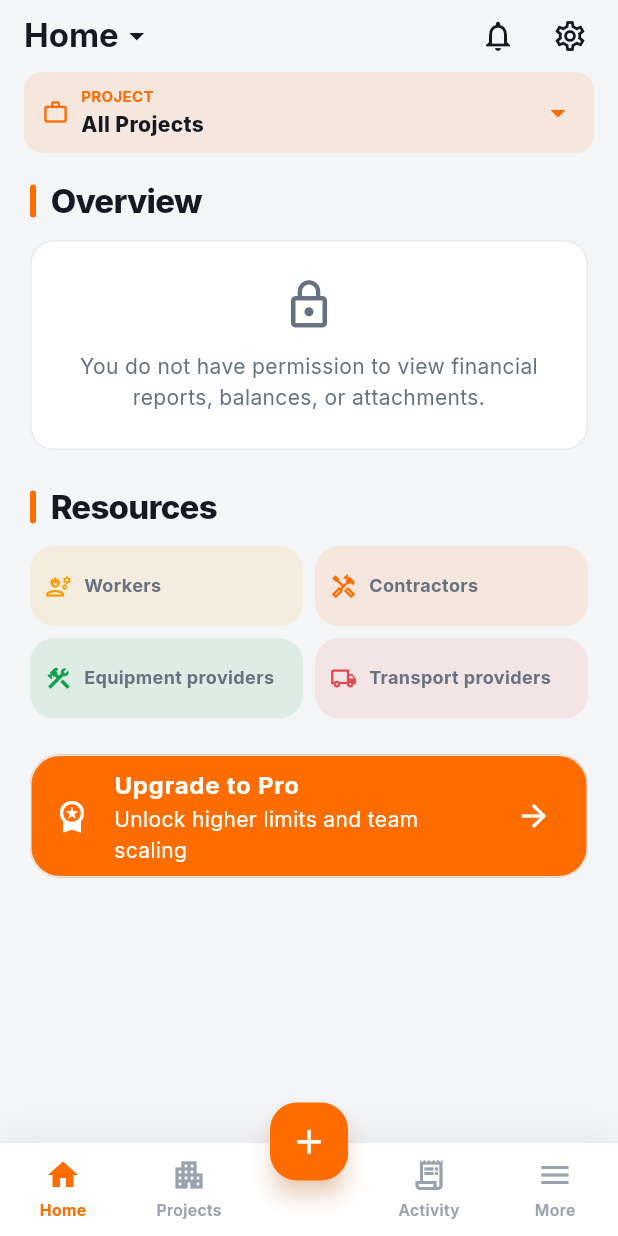
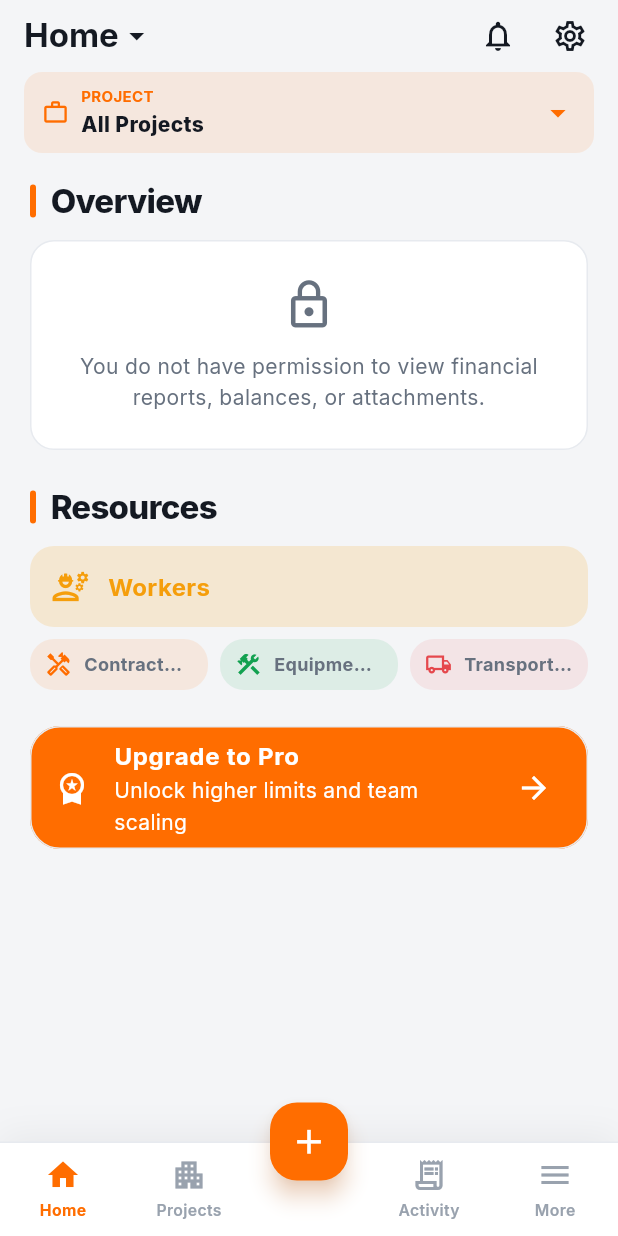
Before and after one commit to a-3isa/WizeSite, a Flutter app: the ActivityScreen screen opened by its route, after a tap on "Home", on a phone screen of 412 x 824 dp. Run offline on Flutter 3.47's test engine with Material 3 defaults, Android fonts, the phone set to English and light mode, and no system bars; our stand-ins replace audioplayers, cloud_functions, connectivity_plus, file_picker, firebase_auth, firebase_core and 15 more; missing offline and left inert: cloud_firestore_platform_interface, firebase_app_check, firebase_core_platform_interface, purchases_flutter, purchases_ui_flutter, record; accounts and stored records are empty.

Commit message:
feat(dashboard): resource counts + Workers emphasis per UI audit
Adds a live Workers (N) count to the dashboard Resources section via the
existing unlimited workersProvider stream, and gives Workers a visually
prominent standalone tile above a secondary row of Contractors/Equipment/
Transport. Those three route through the shared entity-directory system,
which has no existing unlimited count source, so their labels are left
unchanged rather than showing a capped or fabricated number.

Co-Authored-By: Claude Fable 5 <noreply@anthropic.com>

```diff
--- a/lib/app/localization/app_localizations.dart
+++ b/lib/app/localization/app_localizations.dart
@@ -349,6 +349,7 @@ class AppLocalizations {
     'addPaymentTitle': 'Add Payment',
     'editPaymentTitle': 'Edit Payment',
     'workers': 'Workers',
+    'resourceCountLabel': '{label} ({count})',
     'noWorkersYet': 'No workers yet.',
     'workerDetails': 'Worker Details',
     'workerNotFound': 'Worker not found.',
@@ -1083,6 +1084,7 @@ class AppLocalizations {
     'addPaymentTitle': 'إضافة دفعة',
     'editPaymentTitle': 'تعديل دفعة',
     'workers': 'العمال',
+    'resourceCountLabel': '{label} ({count})',
     'noWorkersYet': 'لا يوجد عمال بعد.',
     'workerDetails': 'تفاصيل العامل',
     'workerNotFound': 'العامل غير موجود.',
--- a/lib/features/dashboard/presentation/screens/dashboard_screen.dart
+++ b/lib/features/dashboard/presentation/screens/dashboard_screen.dart
@@ -22,6 +22,8 @@ import 'package:buildtrack_app/features/settings/data/user_settings_repository.d
 import 'package:buildtrack_app/features/settings/presentation/widgets/workspace_switcher_sheet.dart';
 import 'package:buildtrack_app/features/subscription/domain/subscription_models.dart';
 import 'package:buildtrack_app/features/subscription/presentation/providers/subscription_providers.dart';
+import 'package:buildtrack_app/features/workers/presentation/screens/workers_screen.dart'
+    show workersProvider;
 import 'package:flutter/material.dart';
 import 'package:flutter_riverpod/flutter_riverpod.dart';
 import 'package:flutter_riverpod/legacy.dart';
@@ -807,47 +809,76 @@ Widget? _weeklyTrendIndicator({
   );
 }
 
-class _ResourceLinks extends StatelessWidget {
+/// Resources quick-links. Workers is surfaced as the most-used resource and
+/// gets a larger, bolder tile of its own; Contractors/Equipment/Transport
+/// remain grouped as a visually secondary row beneath it.
+class _ResourceLinks extends ConsumerWidget {
   const _ResourceLinks();
 
   @override
-  Widget build(BuildContext context) {
+  Widget build(BuildContext context, WidgetRef ref) {
     final l10n = AppLocalizations.of(context);
-    return GridView.count(
-      crossAxisCount: 2,
-      mainAxisSpacing: 8,
-      crossAxisSpacing: 8,
-      shrinkWrap: true,
-      physics: const NeverScrollableScrollPhysics(),
-      childAspectRatio: 3.4,
+    // Workers already has a cheap, unlimited live count via the same
+    // `workersProvider` stream used by add_expense_screen.dart and the
+    // workers screen itself, so it can carry a real count. Contractors,
+    // Equipment and Transport route through the shared entity-directory
+    // system (resource_directory_screen.dart), which only exposes paginated
+    // fetches — there is no existing unlimited count stream for those types,
+    // so their labels are intentionally left without a count rather than
+    // showing a number capped by a page size.
+    final workersCount = ref.watch(workersProvider).value?.length;
+    final workersLabel = workersCount != null
+        ? l10n.t(
+            'resourceCountLabel',
+            params: {'label': l10n.t('workers'), 'count': '$workersCount'},
+          )
+        : l10n.t('workers');
+
+    return Column(
+      crossAxisAlignment: CrossAxisAlignment.stretch,
       children: [
         _ResourceCard(
           qaKey: const Key('qa_resource_workers'),
           icon: Icons.engineering_outlined,
-          label: l10n.t('workers'),
+          label: workersLabel,
           color: context.tokens.warning,
           onTap: () => context.push(AppRoutes.workers),
+          prominent: true,
         ),
-        _ResourceCard(
+        const SizedBox(height: 8),
+        Row(
+          children: [
+            Expanded(
+              child: _ResourceCard(
                 qaKey: const Key('qa_resource_contractors'),
                 icon: Icons.handyman_outlined,
                 label: l10n.t('contractorsDirectory'),
                 color: context.tokens.accent,
                 onTap: () => context.push(AppRoutes.contractorsDirectory),
               ),
-        _ResourceCard(
+            ),
+            const SizedBox(width: 8),
+            Expanded(
+              child: _ResourceCard(
                 qaKey: const Key('qa_resource_equipment'),
                 icon: Icons.construction_outlined,
                 label: l10n.t('equipmentDirectory'),
                 color: context.tokens.income,
                 onTap: () => context.push(AppRoutes.equipmentDirectory),
               ),
-        _ResourceCard(
+            ),
+            const SizedBox(width: 8),
+            Expanded(
+              child: _ResourceCard(
                 qaKey: const Key('qa_resource_transport'),
                 icon: Icons.local_shipping_outlined,
                 label: l10n.t('transportDirectory'),
                 color: context.tokens.expense,
-          onTap: () => context.push(AppRoutes.transportProvidersDirectory),
+                onTap: () =>
+                    context.push(AppRoutes.transportProvidersDirectory),
+              ),
+            ),
+          ],
         ),
       ],
     );
@@ -861,6 +892,7 @@ class _ResourceCard extends StatelessWidget {
     required this.label,
     required this.color,
     required this.onTap,
+    this.prominent = false,
   });
 
   final Key qaKey;
@@ -868,6 +900,7 @@ class _ResourceCard extends StatelessWidget {
   final String label;
   final Color color;
   final VoidCallback onTap;
+  final bool prominent;
 
   @override
   Widget build(BuildContext context) {
@@ -876,25 +909,29 @@ class _ResourceCard extends StatelessWidget {
       button: true,
       child: Material(
         key: qaKey,
-        color: color.withValues(alpha: 0.1),
+        color: color.withValues(alpha: prominent ? 0.16 : 0.1),
         borderRadius: BorderRadius.circular(16),
         child: InkWell(
           onTap: onTap,
           borderRadius: BorderRadius.circular(16),
           child: Padding(
-            padding: const EdgeInsets.symmetric(horizontal: 10, vertical: 8),
+            padding: EdgeInsetsDirectional.symmetric(
+              horizontal: prominent ? 14 : 10,
+              vertical: prominent ? 14 : 8,
+            ),
             child: Row(
               children: [
-                Icon(icon, color: color, size: 18),
-                const SizedBox(width: 8),
+                Icon(icon, color: color, size: prominent ? 26 : 18),
+                SizedBox(width: prominent ? 12 : 8),
                 Expanded(
                   child: Text(
                     label,
                     maxLines: 1,
                     overflow: TextOverflow.ellipsis,
-                    style: const TextStyle(
+                    style: TextStyle(
                       fontWeight: FontWeight.w700,
-                      fontSize: 12,
+                      fontSize: prominent ? 16 : 12,
+                      color: prominent ? color : null,
                     ),
                   ),
                 ),
```
Also changed, not shown: 1 other file. Lines whose indentation alone changed are shown as unchanged.
